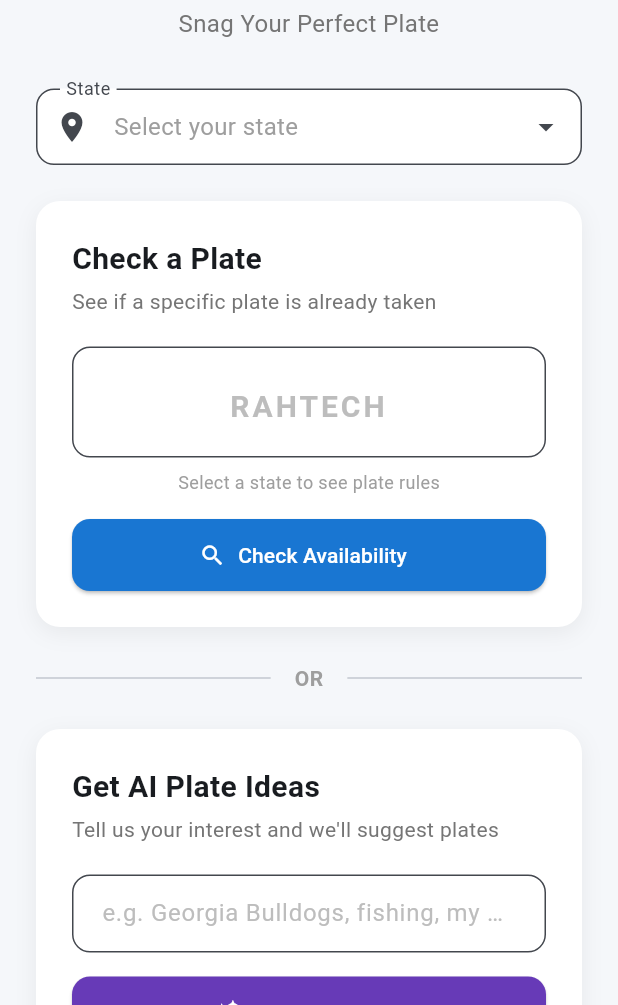
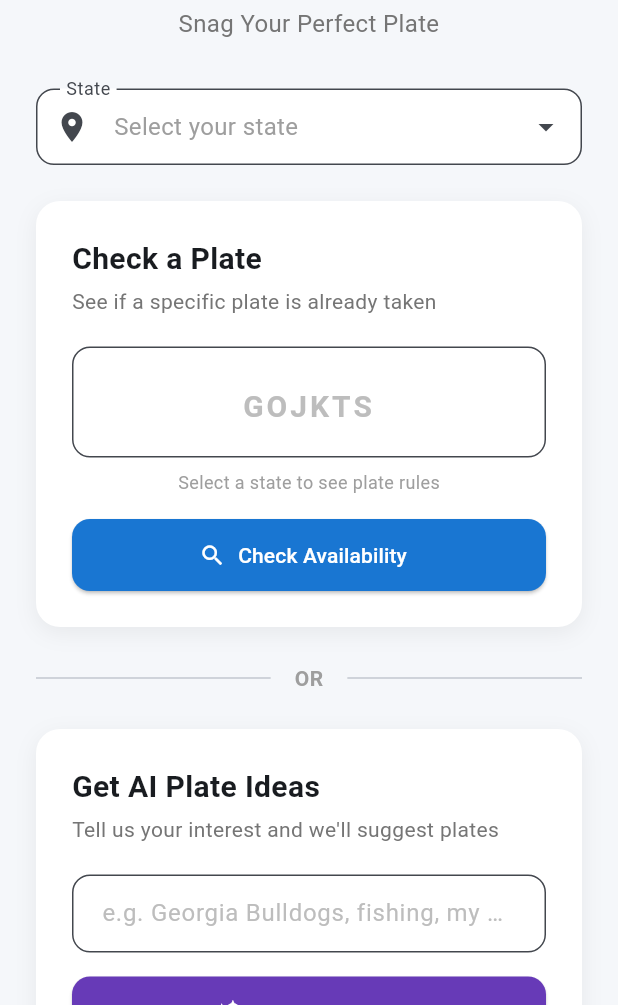
Before and after one commit to gstrickling1/tagsnag, a Flutter app: the screen it shows after launch, on a phone screen of 412 x 824 dp, the part 231-1236 px from its top. Run offline on Flutter 3.47's test engine with Material 3 defaults, Android fonts, the phone set to English and light mode, and no system bars.

Commit message:
Change hint text to GOJKTS
Co-Authored-By: Claude Opus 4.6 (1M context) <noreply@anthropic.com>

```diff
--- a/lib/screens/home_screen.dart
+++ b/lib/screens/home_screen.dart
@@ -147,7 +147,7 @@ class _HomeScreenState extends State<HomeScreen> {
                       children: [
                         PlateInput(
                           controller: _plateController,
-                          hintText: 'RAHTECH',
+                          hintText: 'GOJKTS',
                           onSubmit: _checkPlate,
                           maxLength: _selectedState != null && stateRules.containsKey(_selectedState)
                               ? stateRules[_selectedState]!.maxLength
```
Also changed, not shown: 1 other file.
